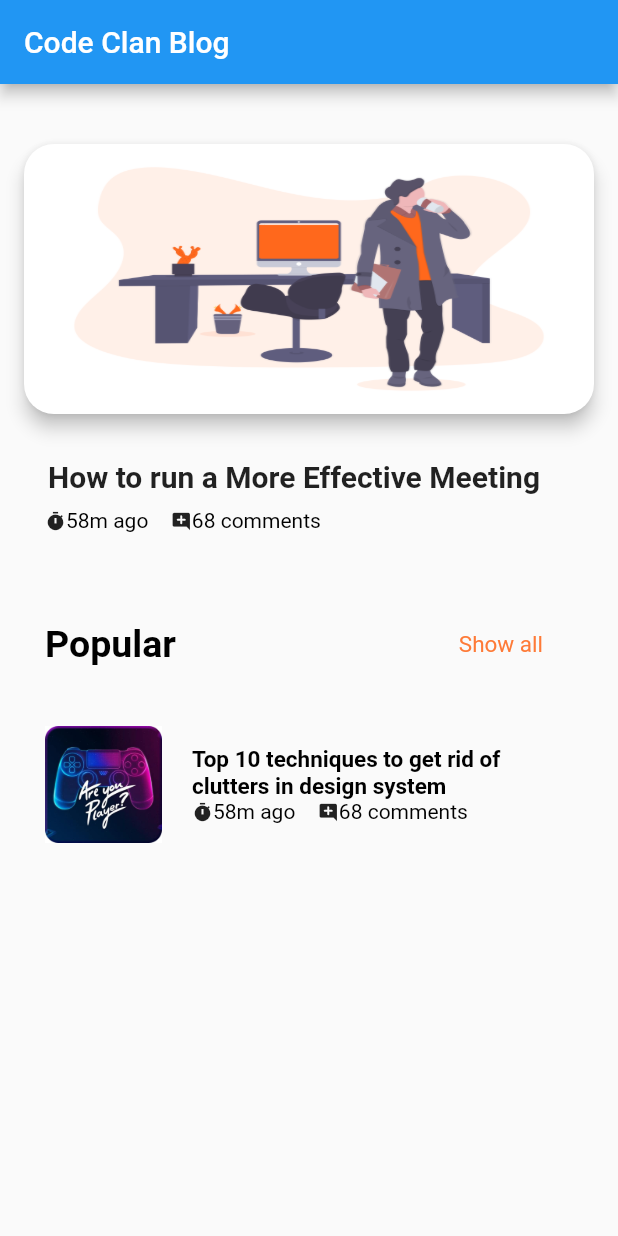
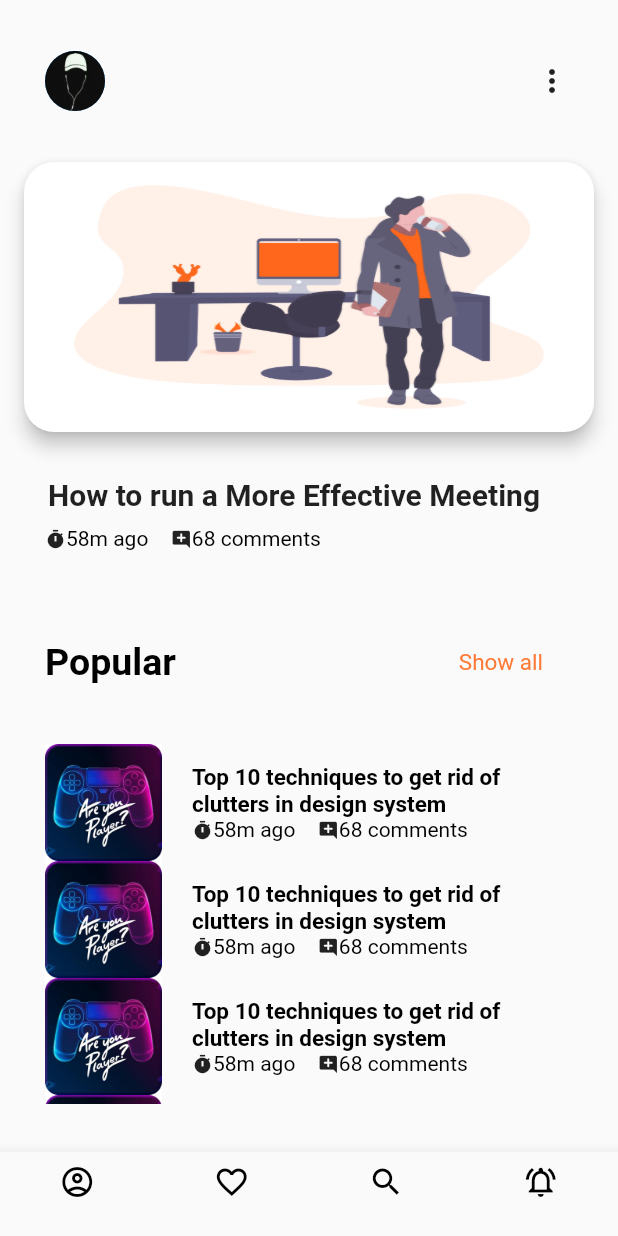
Before and after one commit to Crownedprinz/blog_app, a Flutter app: the screen it shows after launch, on a phone screen of 412 x 824 dp. Run offline on Flutter 3.47's test engine with Material 2 defaults, Android fonts, the phone set to English and light mode, and no system bars; our stand-ins replace floating_bottom_navigation_bar.

```diff
--- a/lib/screens/FrontPage.dart
+++ b/lib/screens/FrontPage.dart
@@ -1,6 +1,7 @@
 import 'package:blog_app/screens/ShowTimer.dart';
 import 'package:flutter/cupertino.dart';
 import 'package:flutter/material.dart';
+import 'package:floating_bottom_navigation_bar/floating_bottom_navigation_bar.dart';
 
 import 'ShowCard.dart';
 import 'ShowCell.dart';
@@ -15,18 +16,74 @@ class FrontPage extends StatefulWidget {
 }
 
 class _FrontPageState extends State<FrontPage> {
+
+  get handleClick => (String value){
+    switch (value) {
+      case 'Logout':
+        break;
+      case 'Settings':
+        break;
+    }
+  };
+
+  getListViewCells(){
+    List<Widget> widgets = [];
+    widgets.add(ShowCell());
+    widgets.add(ShowCell());
+    widgets.add(ShowCell());
+    widgets.add(ShowCell());
+    return widgets;
+  }
+
   @override
   Widget build(BuildContext context) {
     return Scaffold(
-      appBar: AppBar(
-        title: Text(widget.title),
-      ),
       body: SafeArea(
         child: Padding(
           padding: EdgeInsets.symmetric(vertical: 30),
           child: Column(
             mainAxisAlignment: MainAxisAlignment.start,
             children: [
+              Padding(
+                padding: EdgeInsets.only(left: 30, right: 20.0),
+                child: Row(
+                  mainAxisAlignment: MainAxisAlignment.spaceBetween,
+                  children: [
+                    ClipOval(
+                      child: Material(
+                        color: Colors.blue, // button color
+                        child: InkWell(
+                          splashColor: Colors.red, // inkwell color
+                          child: Container(
+                            height: 40,
+                            width: 40,
+                            child: Image.asset('assets/images/Ghost.jpg'),
+                          ),
+                          onTap: () {},
+                        ),
+                      ),
+                    ),
+                    Column(
+                      children: <Widget>[
+                          PopupMenuButton<String>(
+                            onSelected: handleClick,
+                            itemBuilder: (BuildContext context) {
+                              return {'Logout', 'Settings'}.map((String choice) {
+                                return PopupMenuItem<String>(
+                                  value: choice,
+                                  child: Text(choice),
+                                );
+                              }).toList();
+                            },
+                          ),
+                        ],
+                    )
+                  ],
+                ),
+              ),
+              SizedBox(
+                height: 20,
+              ),
               ShowCard(),
               SizedBox(
                 height: 20,
@@ -73,8 +130,8 @@ class _FrontPageState extends State<FrontPage> {
                       height: 40,
                     ),
                     Container(
-                      height: 100,
-                      child: ListView(children: <Widget>[ShowCell()]),
+                      height: 240,
+                      child: ListView(children:  getListViewCells()),
                     )
                   ],
                 ),
@@ -82,6 +139,27 @@ class _FrontPageState extends State<FrontPage> {
             ],
           ),
         ),
+      ),
+      bottomNavigationBar:BottomNavigationBar(
+        type: BottomNavigationBarType.fixed ,
+        items: [
+          BottomNavigationBarItem(
+              icon: Icon(Icons.account_circle_outlined,color: Color.fromARGB(255, 0, 0, 0)),
+              title: new Text('')
+          ),
+          BottomNavigationBarItem(
+              icon: Icon(Icons.favorite_border_outlined,color: Color.fromARGB(255, 0, 0, 0)),
+              title: new Text('')
+          ),
+          BottomNavigationBarItem(
+              icon: Icon(Icons.search_outlined,color: Color.fromARGB(255, 0, 0, 0)),
+              title: new Text('')
+          ),
+          BottomNavigationBarItem(
+              icon: Icon(Icons.notifications_active_outlined,color: Color.fromARGB(255, 0, 0, 0)),
+              title: new Text('')
+          )
+        ],
       ), // This trailing comma makes auto-formatting nicer for build methods.
     );
   }
--- a/lib/screens/main.dart
+++ b/lib/screens/main.dart
@@ -7,16 +7,11 @@ void main() {
 }
 
 class MyApp extends StatelessWidget {
-  // This widget is the root of your application.
+
   @override
   Widget build(BuildContext context) {
     return MaterialApp(
-      title: 'Flutter Demo',
       debugShowCheckedModeBanner: false,
-      theme: ThemeData(
-        primarySwatch: Colors.blue,
-        visualDensity: VisualDensity.adaptivePlatformDensity,
-      ),
       home: FrontPage(title: 'Code Clan Blog'),
     );
   }
--- a/pubspec.yaml
+++ b/pubspec.yaml
@@ -31,6 +31,7 @@ dependencies:
   flutter_icons: ^1.1.0
 
 dev_dependencies:
+  floating_bottom_navigation_bar: ^1.4.1
   flutter_test:
     sdk: flutter
 
```
Also changed, not shown: assets/images/Ghost.jpg (added), pubspec.lock, 6 other files.
